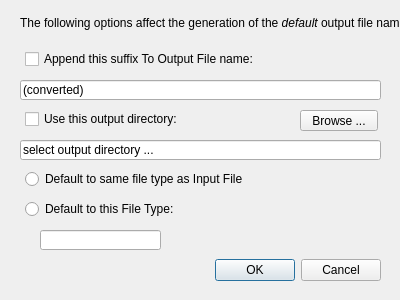
jniemann66/ferocious, file ferocious/outputfileoptions_dialog.ui: the form before one commit.
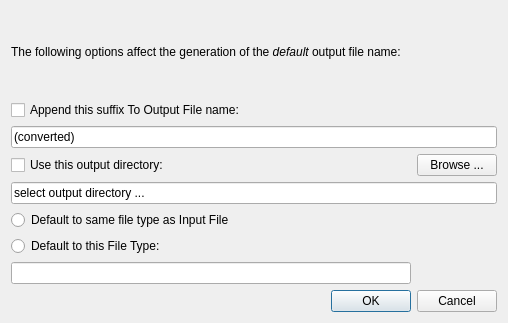
The form after the commit. Icons and pictures are not drawn.

Commit message: tidied-up Output File options dialog

Diff of the .ui file:
```diff
--- a/ferocious/outputfileoptions_dialog.ui
+++ b/ferocious/outputfileoptions_dialog.ui
@@ -6,8 +6,8 @@
    <rect>
     <x>0</x>
     <y>0</y>
-    <width>400</width>
-    <height>300</height>
+    <width>508</width>
+    <height>323</height>
    </rect>
   </property>
   <property name="minimumSize">
@@ -18,8 +18,8 @@
   </property>
   <property name="maximumSize">
    <size>
-    <width>400</width>
-    <height>300</height>
+    <width>640</width>
+    <height>480</height>
    </size>
   </property>
   <property name="font">
@@ -34,155 +34,86 @@
    <iconset resource="ferocious.qrc">
     <normaloff>:/images/sine_sweep-32x32-buttonized.png</normaloff>:/images/sine_sweep-32x32-buttonized.png</iconset>
   </property>
-  <widget class="QDialogButtonBox" name="OutputFileOptions_buttonBox">
-   <property name="geometry">
-    <rect>
-     <x>40</x>
-     <y>250</y>
-     <width>341</width>
-     <height>41</height>
-    </rect>
-   </property>
-   <property name="minimumSize">
-    <size>
-     <width>0</width>
-     <height>30</height>
-    </size>
-   </property>
-   <property name="font">
-    <font>
-     <stylestrategy>PreferAntialias</stylestrategy>
-    </font>
-   </property>
-   <property name="styleSheet">
-    <string notr="true"/>
-   </property>
-   <property name="orientation">
-    <enum>Qt::Horizontal</enum>
-   </property>
-   <property name="standardButtons">
-    <set>QDialogButtonBox::Cancel|QDialogButtonBox::Ok</set>
-   </property>
-  </widget>
-  <widget class="QLineEdit" name="outFilenameSuffix_lineEdit">
-   <property name="geometry">
-    <rect>
-     <x>20</x>
-     <y>80</y>
-     <width>361</width>
-     <height>20</height>
-    </rect>
-   </property>
-   <property name="styleSheet">
-    <string notr="true"/>
-   </property>
+  <layout class="QGridLayout" name="gridLayout">
+   <item row="0" column="0" colspan="2">
+    <widget class="QLabel" name="label">
    <property name="text">
-    <string>(converted)</string>
-   </property>
-  </widget>
+      <string>&lt;html&gt;&lt;head/&gt;&lt;body&gt;&lt;p&gt;The following options affect the generation of the &lt;span style=&quot; font-style:italic;&quot;&gt;default&lt;/span&gt; output file name:&lt;/p&gt;&lt;/body&gt;&lt;/html&gt;</string>
+     </property>
+    </widget>
+   </item>
+   <item row="1" column="0">
   <widget class="QCheckBox" name="FilenameSuffix_checkBox">
-   <property name="geometry">
-    <rect>
-     <x>25</x>
-     <y>50</y>
-     <width>241</width>
-     <height>18</height>
-    </rect>
-   </property>
    <property name="text">
     <string>Append this suffix To Output File name:</string>
    </property>
   </widget>
+   </item>
+   <item row="2" column="0" colspan="2">
+    <widget class="QLineEdit" name="outFilenameSuffix_lineEdit">
+     <property name="styleSheet">
+      <string notr="true"/>
+     </property>
+     <property name="text">
+      <string>(converted)</string>
+     </property>
+    </widget>
+   </item>
+   <item row="3" column="0">
+    <widget class="QCheckBox" name="useOutputDirectory_checkBox">
+     <property name="text">
+      <string>Use this output directory:</string>
+     </property>
+    </widget>
+   </item>
+   <item row="3" column="1">
+    <widget class="QPushButton" name="pushButton">
+     <property name="font">
+      <font>
+       <stylestrategy>PreferAntialias</stylestrategy>
+      </font>
+     </property>
+     <property name="styleSheet">
+      <string notr="true"/>
+     </property>
+     <property name="text">
+      <string>Browse ...</string>
+     </property>
+    </widget>
+   </item>
+   <item row="4" column="0" colspan="2">
+    <widget class="QLineEdit" name="outDirectory_lineEdit">
+     <property name="styleSheet">
+      <string notr="true"/>
+     </property>
+     <property name="text">
+      <string>select output directory ...</string>
+     </property>
+    </widget>
+   </item>
+   <item row="5" column="0">
   <widget class="QRadioButton" name="SameFileExt_radioButton">
-   <property name="geometry">
-    <rect>
-     <x>25</x>
-     <y>170</y>
-     <width>221</width>
-     <height>18</height>
-    </rect>
-   </property>
    <property name="text">
     <string>Default to same file type as Input File</string>
    </property>
   </widget>
+   </item>
+   <item row="6" column="0">
   <widget class="QRadioButton" name="setFileExt_radioButton">
-   <property name="geometry">
-    <rect>
-     <x>25</x>
-     <y>200</y>
-     <width>211</width>
-     <height>18</height>
-    </rect>
-   </property>
    <property name="text">
     <string>Default to this File Type:</string>
    </property>
   </widget>
+   </item>
+   <item row="7" column="0">
   <widget class="QLineEdit" name="outFileExt_lineEdit">
-   <property name="geometry">
-    <rect>
-     <x>40</x>
-     <y>230</y>
-     <width>121</width>
-     <height>20</height>
-    </rect>
-   </property>
    <property name="styleSheet">
     <string notr="true"/>
    </property>
   </widget>
-  <widget class="QLabel" name="label">
-   <property name="geometry">
-    <rect>
-     <x>20</x>
-     <y>15</y>
-     <width>381</width>
-     <height>16</height>
-    </rect>
-   </property>
-   <property name="text">
-    <string>&lt;html&gt;&lt;head/&gt;&lt;body&gt;&lt;p&gt;The following options affect the generation of the &lt;span style=&quot; font-style:italic;&quot;&gt;default&lt;/span&gt; output file name:&lt;/p&gt;&lt;/body&gt;&lt;/html&gt;</string>
-   </property>
-  </widget>
-  <widget class="QLineEdit" name="outDirectory_lineEdit">
-   <property name="geometry">
-    <rect>
-     <x>20</x>
-     <y>140</y>
-     <width>361</width>
-     <height>20</height>
-    </rect>
-   </property>
-   <property name="styleSheet">
-    <string notr="true"/>
-   </property>
-   <property name="text">
-    <string>select output directory ...</string>
-   </property>
-  </widget>
-  <widget class="QCheckBox" name="useOutputDirectory_checkBox">
-   <property name="geometry">
-    <rect>
-     <x>25</x>
-     <y>110</y>
-     <width>241</width>
-     <height>18</height>
-    </rect>
-   </property>
-   <property name="text">
-    <string>Use this output directory:</string>
-   </property>
-  </widget>
-  <widget class="QPushButton" name="pushButton">
-   <property name="geometry">
-    <rect>
-     <x>300</x>
-     <y>110</y>
-     <width>78</width>
-     <height>21</height>
-    </rect>
-   </property>
+   </item>
+   <item row="8" column="0" colspan="2">
+    <widget class="QDialogButtonBox" name="OutputFileOptions_buttonBox">
    <property name="font">
     <font>
      <stylestrategy>PreferAntialias</stylestrategy>
@@ -191,10 +122,15 @@
    <property name="styleSheet">
     <string notr="true"/>
    </property>
-   <property name="text">
-    <string>Browse ...</string>
-   </property>
-  </widget>
+     <property name="orientation">
+      <enum>Qt::Horizontal</enum>
+     </property>
+     <property name="standardButtons">
+      <set>QDialogButtonBox::Cancel|QDialogButtonBox::Ok</set>
+     </property>
+    </widget>
+   </item>
+  </layout>
  </widget>
  <resources>
   <include location="ferocious.qrc"/>
```
Lines whose indentation alone changed are shown as unchanged.
